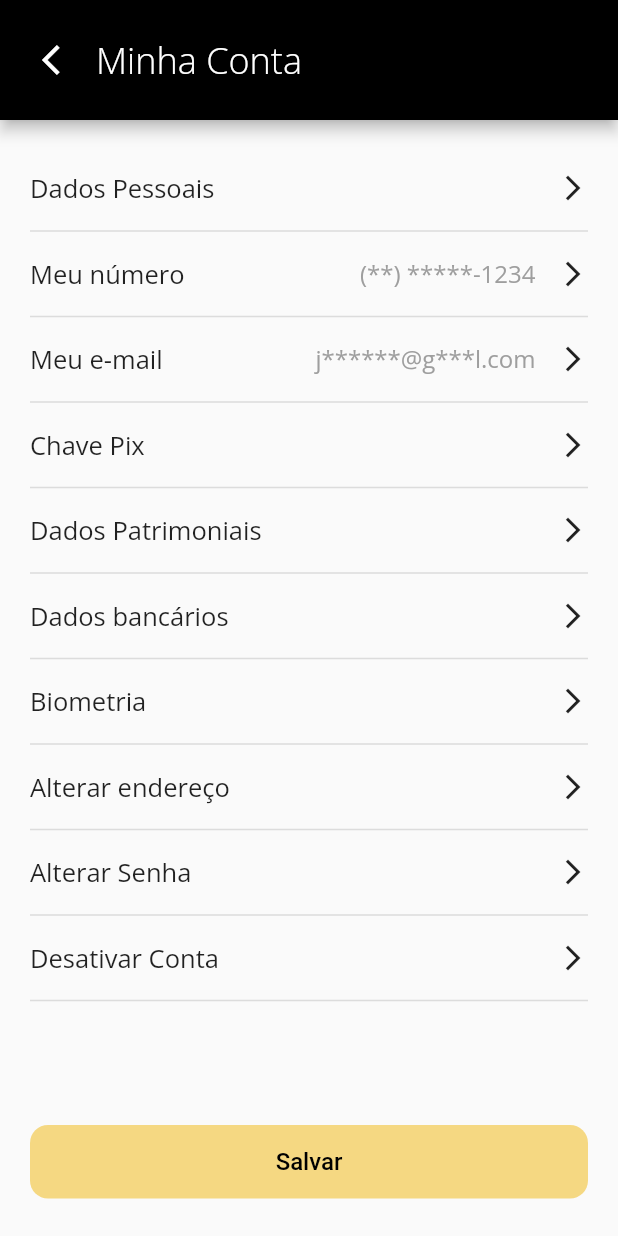
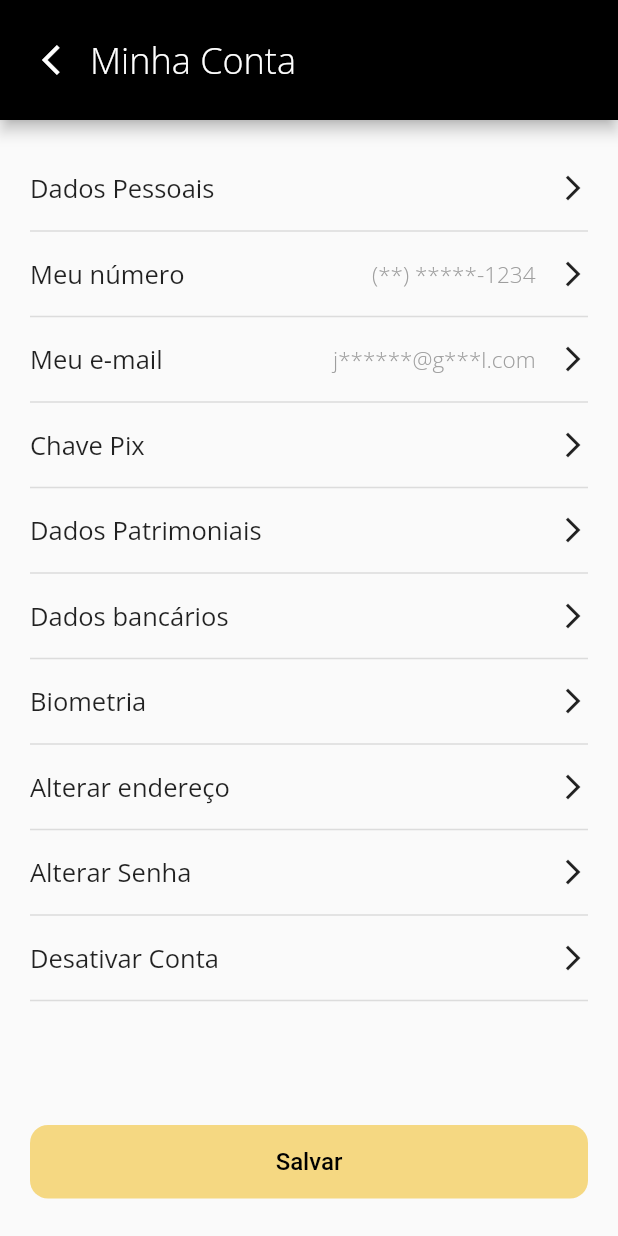
Before and after one commit to LeoGRibeiro/Tela_hurst, a Flutter app: the screen it shows after launch, on a phone screen of 412 x 824 dp. Run offline on Flutter 3.47's test engine with Material 2 defaults, Android fonts, the phone set to English and light mode, and no system bars.

Commit message:
Initial Comiit

```diff
--- /dev/null
+++ b/lib/constants.dart
@@ -0,0 +1,35 @@
+import 'package:tela_hurst/widgets/custom_listTile.dart';
+import 'package:flutter/material.dart';
+
+// Lista de opções a ser usado na tela de Minha Conta
+const kAccountOptions = <Widget>[
+  CustomListTile(title: 'Dados Pessoais'),
+  CustomListTile(
+    title: 'Meu número',
+    subtitle: '(**) *****-1234',
+  ),
+  CustomListTile(
+    title: 'Meu e-mail',
+    subtitle: 'j******@g***l.com',
+  ),
+  CustomListTile(title: 'Chave Pix'),
+  CustomListTile(title: 'Dados Patrimoniais'),
+  CustomListTile(title: 'Dados bancários'),
+  CustomListTile(title: 'Biometria'),
+  CustomListTile(title: 'Alterar endereço'),
+  CustomListTile(title: 'Alterar Senha'),
+  CustomListTile(title: 'Desativar Conta'),
+];
+
+// Estilo texto padrão em opções
+const kOptionsTextStyle = TextStyle(
+  fontFamily: 'OpenSans',
+  fontSize: 17,
+);
+
+// Estilo para texto AppBar
+const kAppBarTextStyle = TextStyle(
+    fontFamily: 'OpenSans',
+    fontSize: 24,
+    color: Colors.white,
+    fontWeight: FontWeight.w300);
--- a/lib/screens/account_screen.dart
+++ b/lib/screens/account_screen.dart
@@ -1,5 +1,7 @@
 import 'package:flutter/material.dart';
-import 'package:tela_hurst/widgets/custom_listTile.dart';
+import 'package:tela_hurst/constants.dart';
+import 'package:tela_hurst/widgets/save_button.dart';
+import 'package:tela_hurst/widgets/appBar_padrao.dart';
 
 class AccountScreen extends StatelessWidget {
   static const id =
@@ -9,31 +11,8 @@ class AccountScreen extends StatelessWidget {
   @override
   Widget build(BuildContext context) {
     return Scaffold(
-      appBar: AppBar(
-        backgroundColor: Colors.black,
-        toolbarHeight: 80,
-        title: Row(
-          children: <Widget>[
-            IconButton(
-              icon: const Icon(
-                Icons.arrow_back_ios,
-                color: Colors.white,
-              ),
-              onPressed: () {
-                // Ação para sair da tela Minha Conta
-                //Navigator.pop(context);
-              },
-            ),
-            const Text(
-              'Minha Conta',
-              style: TextStyle(
-                  fontFamily: 'OpenSans',
-                  fontSize: 24,
-                  color: Colors.white,
-                  fontWeight: FontWeight.w300),
-            ),
-          ],
-        ),
+      appBar: const AppBarPattern(
+        textTitle: 'Minha Conta',
       ),
       body: Padding(
         padding: const EdgeInsets.symmetric(vertical: 25, horizontal: 20),
@@ -43,45 +22,9 @@ class AccountScreen extends StatelessWidget {
           children: <Widget>[
             ListView(
               shrinkWrap: true,
-              children: const <CustomListTile>[
-                CustomListTile(title: 'Dados Pessoais'),
-                CustomListTile(
-                  title: 'Meu número',
-                  subtitle: '(**) *****-1234',
-                ),
-                CustomListTile(
-                  title: 'Meu e-mail',
-                  subtitle: 'j******@g***l.com',
-                ),
-                CustomListTile(title: 'Chave Pix'),
-                CustomListTile(title: 'Dados Patrimoniais'),
-                CustomListTile(title: 'Dados bancários'),
-                CustomListTile(title: 'Biometria'),
-                CustomListTile(title: 'Alterar endereço'),
-                CustomListTile(title: 'Alterar Senha'),
-                CustomListTile(title: 'Desativar Conta'),
-              ],
+              children: kAccountOptions, // Lista de opções da tela
             ),
-            TextButton(
-              style: TextButton.styleFrom(
-                foregroundColor: Colors.black,
-                backgroundColor: const Color(0xffF5D882),
-                padding: const EdgeInsets.symmetric(vertical: 15),
-                shape: const RoundedRectangleBorder(
-                  borderRadius: BorderRadius.all(
-                    Radius.circular(12),
-                  ),
-                ),
-              ),
-              child: const Text(
-                'Salvar',
-                style: TextStyle(fontSize: 16),
-              ),
-              onPressed: () {
-                // Ação para salvar as informações
-                //Navigator.pop(context);
-              },
-            )
+            const SaveButton() // Botão de salvar abaixo
           ],
         ),
       ),
--- /dev/null
+++ b/lib/widgets/appBar_padrao.dart
@@ -0,0 +1,33 @@
+import 'package:flutter/material.dart';
+import 'package:tela_hurst/constants.dart';
+
+class AppBarPattern extends StatelessWidget implements PreferredSizeWidget {
+  const AppBarPattern({super.key, required this.textTitle})
+      : preferredSize = const Size.fromHeight(80);
+
+  @override
+  final Size preferredSize;
+  final String textTitle;
+
+  @override
+  Widget build(BuildContext context) {
+    return AppBar(
+      titleSpacing: 4,
+      backgroundColor: Colors.black,
+      toolbarHeight: 80,
+      leading: Padding(
+        padding: const EdgeInsets.only(left: 20),
+        child: IconButton(
+          icon: const Icon(Icons.arrow_back_ios),
+          onPressed: () {
+            Navigator.pop(context);
+          },
+        ),
+      ),
+      title: Text(
+        textTitle,
+        style: kAppBarTextStyle,
+      ),
+    );
+  }
+}
--- a/lib/widgets/custom_listTile.dart
+++ b/lib/widgets/custom_listTile.dart
@@ -1,4 +1,5 @@
 import 'package:flutter/material.dart';
+import 'package:tela_hurst/constants.dart';
 
 class CustomListTile extends StatelessWidget {
   final String title;
@@ -13,6 +14,8 @@ class CustomListTile extends StatelessWidget {
   @override
   Widget build(BuildContext context) {
     return GestureDetector(
+      child: Container(
+        color: Colors.transparent,
         child: Column(
           children: [
             Padding(
@@ -21,23 +24,16 @@ class CustomListTile extends StatelessWidget {
               child: Row(
                 mainAxisAlignment: MainAxisAlignment.spaceBetween,
                 children: [
-                Text(
-                  title,
-                  style: const TextStyle(
-                    fontFamily: 'OpenSans',
-                    fontSize: 17,
-                  ),
-                ),
+                  Text(title, style: kOptionsTextStyle),
                   Row(
                     // Foram utilizadas duas rows para alinhar o subtitulo a esquerda
                     children: [
                       Text(
                         subtitle,
-                      style: const TextStyle(
-                        fontFamily: 'OpenSans',
-                        fontSize: 16,
+                        style: kOptionsTextStyle.copyWith(
+                            fontSize: 15,
                             color: Colors.grey,
-                      ),
+                            fontWeight: FontWeight.w300),
                       ),
                       const SizedBox(
                         width: 15,
@@ -56,6 +52,7 @@ class CustomListTile extends StatelessWidget {
             )
           ],
         ),
+      ),
       onTap: () {
         // Onde o parâmetro "rota" entraria definir a tela à ser aberta
         //Navigator.pushNamed(context, rota);
--- /dev/null
+++ b/lib/widgets/save_button.dart
@@ -0,0 +1,31 @@
+import'package:flutter/material.dart';
+
+class SaveButton extends StatelessWidget {
+  const SaveButton({
+    super.key,
+  });
+
+  @override
+  Widget build(BuildContext context) {
+    return TextButton(
+      style: TextButton.styleFrom(
+        foregroundColor: Colors.black,
+        backgroundColor: const Color(0xffF5D882),
+        padding: const EdgeInsets.symmetric(vertical: 15),
+        shape: const RoundedRectangleBorder(
+          borderRadius: BorderRadius.all(
+            Radius.circular(12),
+          ),
+        ),
+      ),
+      child: const Text(
+        'Salvar',
+        style: TextStyle(fontSize: 16),
+      ),
+      onPressed: () {
+        // Ação para salvar as informações
+        //Navigator.pop(context);
+      },
+    );
+  }
+}
```
Lines whose indentation alone changed are shown as unchanged.
